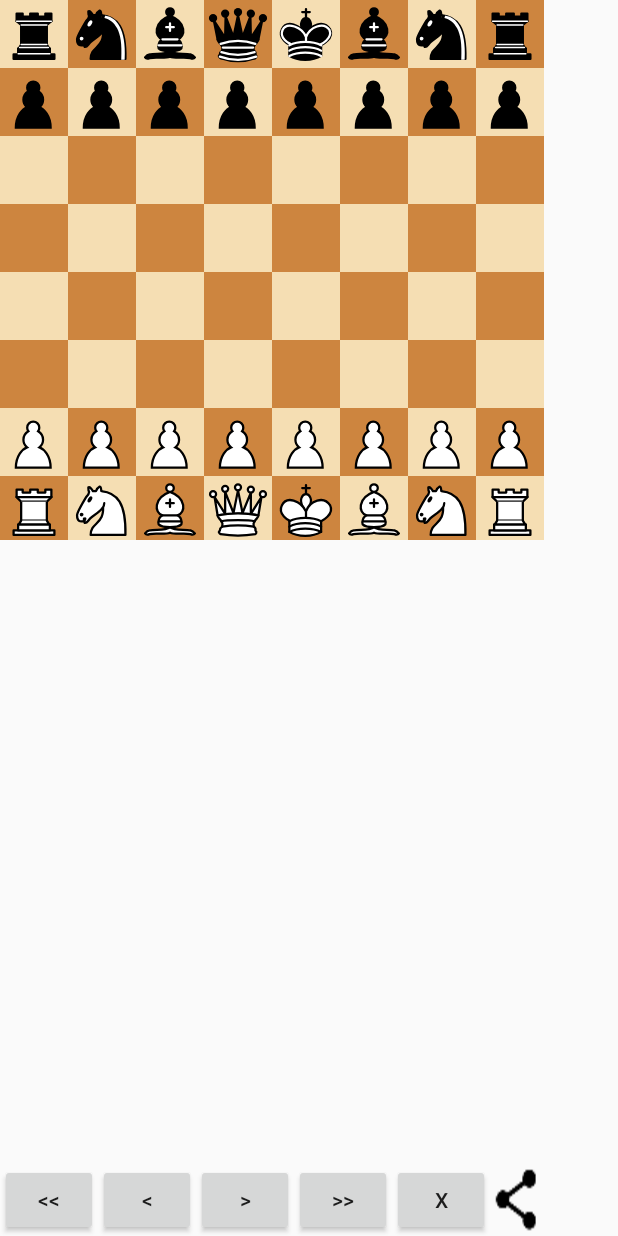
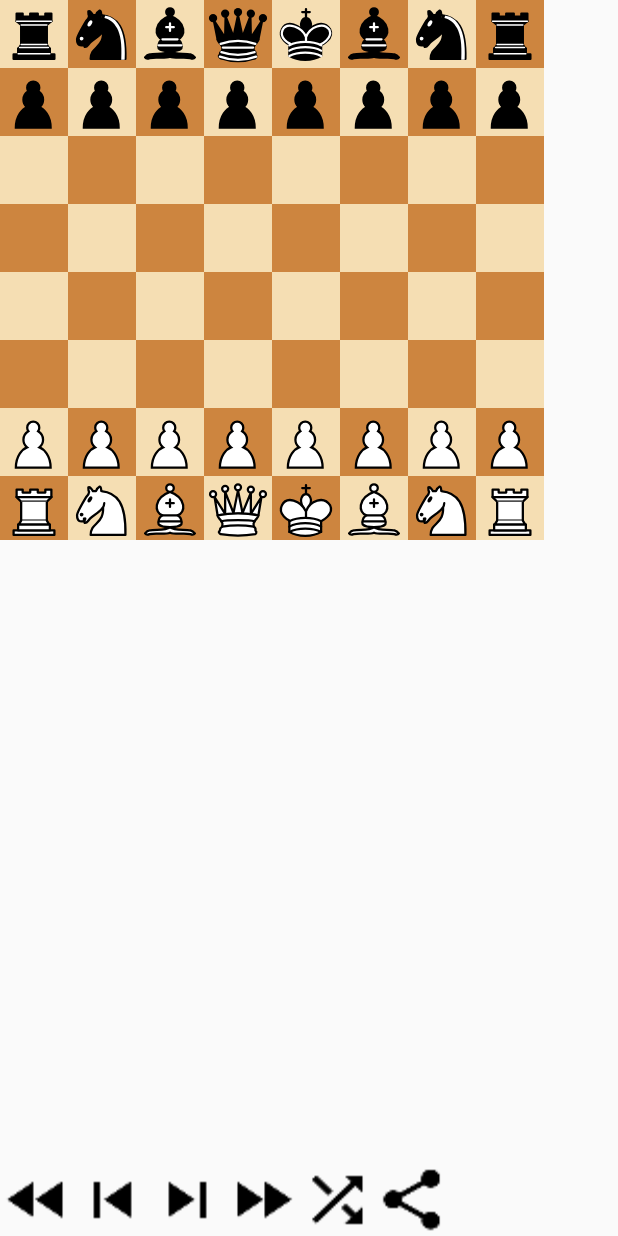
Before and after one commit to jj30/ChessPGNHelper, an Android app: the MainActivity screen opened directly, with no data from a screen before it, on a phone screen of 412 x 824 dp. Run offline under Robolectric (Android 15) with nearby library versions, the phone set to English and light mode, and no system bars; libraries missing offline, so code that uses them is left out: com.mikepenz.materialdrawer; 15 statements that could not run were skipped.

Commit message:
New icons

```diff
--- a/app/src/main/res/layout-land/content_main.xml
+++ b/app/src/main/res/layout-land/content_main.xml
@@ -38,34 +38,33 @@
         android:id="@+id/linearLayout">
 
         <Button
-            android:text="&lt;&lt;"
-            android:layout_width="65dp"
+            android:background="@drawable/ic_fast_rewind_black_24dp"
+            android:layout_width="50dp"
             android:layout_height="wrap_content"
             android:id="@+id/btnFirst" />
         <Button
-            android:text="&lt;"
-            android:layout_width="65dp"
+            android:background="@drawable/ic_skip_previous_black_24dp"
+            android:layout_width="50dp"
             android:layout_height="wrap_content"
             android:id="@+id/btnPrev" />
         <Button
-            android:text="&gt;"
-            android:layout_width="65dp"
+            android:background="@drawable/ic_skip_next_black_24dp"
+            android:layout_width="50dp"
             android:layout_height="wrap_content"
             android:id="@+id/btnNext" />
         <Button
-            android:text="&gt;&gt;"
-            android:layout_width="65dp"
+            android:background="@drawable/ic_fast_forward_black_24dp"
+            android:layout_width="50dp"
             android:layout_height="wrap_content"
             android:id="@+id/btnLast" />
         <Button
-            android:text="x"
-            android:layout_width="65dp"
+            android:background="@drawable/ic_shuffle_black_24dp"
+            android:layout_width="50dp"
             android:layout_height="wrap_content"
             android:id="@+id/btnSwitch" />
         <Button
-            android:text=""
             android:background="@drawable/ic_share_black_24dp"
-            android:layout_width="45dp"
+            android:layout_width="50dp"
             android:layout_height="wrap_content"
             android:id="@+id/btnShare" />
     </LinearLayout>
--- a/app/src/main/res/layout-large-land/content_main.xml
+++ b/app/src/main/res/layout-large-land/content_main.xml
@@ -38,34 +38,34 @@
         android:id="@+id/linearLayout">
 
         <Button
-            android:text="&lt;&lt;"
+            android:background="@drawable/ic_fast_rewind_black_24dp"
             android:layout_width="65dp"
             android:layout_height="wrap_content"
             android:id="@+id/btnFirst" />
         <Button
-            android:text="&lt;"
+            android:background="@drawable/ic_skip_previous_black_24dp"
             android:layout_width="65dp"
             android:layout_height="wrap_content"
             android:id="@+id/btnPrev" />
         <Button
-            android:text="&gt;"
+            android:background="@drawable/ic_skip_next_black_24dp"
             android:layout_width="65dp"
             android:layout_height="wrap_content"
             android:id="@+id/btnNext" />
         <Button
-            android:text="&gt;&gt;"
+            android:background="@drawable/ic_fast_forward_black_24dp"
             android:layout_width="65dp"
             android:layout_height="wrap_content"
             android:id="@+id/btnLast" />
         <Button
-            android:text="x"
+            android:background="@drawable/ic_shuffle_black_24dp"
             android:layout_width="65dp"
             android:layout_height="wrap_content"
             android:id="@+id/btnSwitch" />
         <Button
             android:text=""
             android:background="@drawable/ic_share_black_24dp"
-            android:layout_width="45dp"
+            android:layout_width="65dp"
             android:layout_height="wrap_content"
             android:id="@+id/btnShare" />
     </LinearLayout>
--- a/app/src/main/res/layout-large/content_main.xml
+++ b/app/src/main/res/layout-large/content_main.xml
@@ -38,27 +38,27 @@
         android:id="@+id/linearLayout">
 
         <Button
-            android:text="&lt;&lt;"
+            android:background="@drawable/ic_fast_rewind_black_24dp"
             android:layout_width="65dp"
             android:layout_height="wrap_content"
             android:id="@+id/btnFirst" />
         <Button
-            android:text="&lt;"
+            android:background="@drawable/ic_skip_previous_black_24dp"
             android:layout_width="65dp"
             android:layout_height="wrap_content"
             android:id="@+id/btnPrev" />
         <Button
-            android:text="&gt;"
+            android:background="@drawable/ic_skip_next_black_24dp"
             android:layout_width="65dp"
             android:layout_height="wrap_content"
             android:id="@+id/btnNext" />
         <Button
-            android:text="&gt;&gt;"
+            android:background="@drawable/ic_fast_forward_black_24dp"
             android:layout_width="65dp"
             android:layout_height="wrap_content"
             android:id="@+id/btnLast" />
         <Button
-            android:text="x"
+            android:background="@drawable/ic_shuffle_black_24dp"
             android:layout_width="65dp"
             android:layout_height="wrap_content"
             android:id="@+id/btnSwitch" />
--- a/app/src/main/res/layout/content_main.xml
+++ b/app/src/main/res/layout/content_main.xml
@@ -38,33 +38,33 @@
         android:id="@+id/linearLayout">
 
         <Button
-            android:text="&lt;&lt;"
-            android:layout_width="65dp"
+            android:background="@drawable/ic_fast_rewind_black_24dp"
+            android:layout_width="50dp"
             android:layout_height="wrap_content"
             android:id="@+id/btnFirst" />
         <Button
-            android:text="&lt;"
-            android:layout_width="65dp"
+            android:background="@drawable/ic_skip_previous_black_24dp"
+            android:layout_width="50dp"
             android:layout_height="wrap_content"
             android:id="@+id/btnPrev" />
         <Button
-            android:text="&gt;"
-            android:layout_width="65dp"
+            android:background="@drawable/ic_skip_next_black_24dp"
+            android:layout_width="50dp"
             android:layout_height="wrap_content"
             android:id="@+id/btnNext" />
         <Button
-            android:text="&gt;&gt;"
-            android:layout_width="65dp"
+            android:background="@drawable/ic_fast_forward_black_24dp"
+            android:layout_width="50dp"
             android:layout_height="wrap_content"
             android:id="@+id/btnLast" />
         <Button
-            android:text="x"
-            android:layout_width="65dp"
+            android:background="@drawable/ic_shuffle_black_24dp"
+            android:layout_width="50dp"
             android:layout_height="wrap_content"
             android:id="@+id/btnSwitch" />
         <Button
             android:background="@drawable/ic_share_black_24dp"
-            android:layout_width="35dp"
+            android:layout_width="50dp"
             android:layout_height="wrap_content"
             android:id="@+id/btnShare" />
     </LinearLayout>
```
Also changed, not shown: app/src/main/res/layout-land/list_games.xml (added, +20 -0 lines), app/src/main/res/layout-land/list_players.xml (added, +19 -0 lines), app/src/main/res/layout-large/list_games.xml (+7 -0 lines), app/src/main/res/drawable-xxhdpi/ic_fast_forward_black_24dp.png (added), app/src/main/res/drawable-xxhdpi/ic_fast_rewind_black_24dp.png (added), app/src/main/res/drawable-xxhdpi/ic_shuffle_black_24dp.png (added), app/src/main/res/drawable-xxhdpi/ic_skip_next_black_24dp.png (added), app/src/main/res/drawable-xxhdpi/ic_skip_previous_black_24dp.png (added), app/src/main/res/layout-land/activity_search.xml (renamed from app/src/main/res/layout/activity_search.xml).
